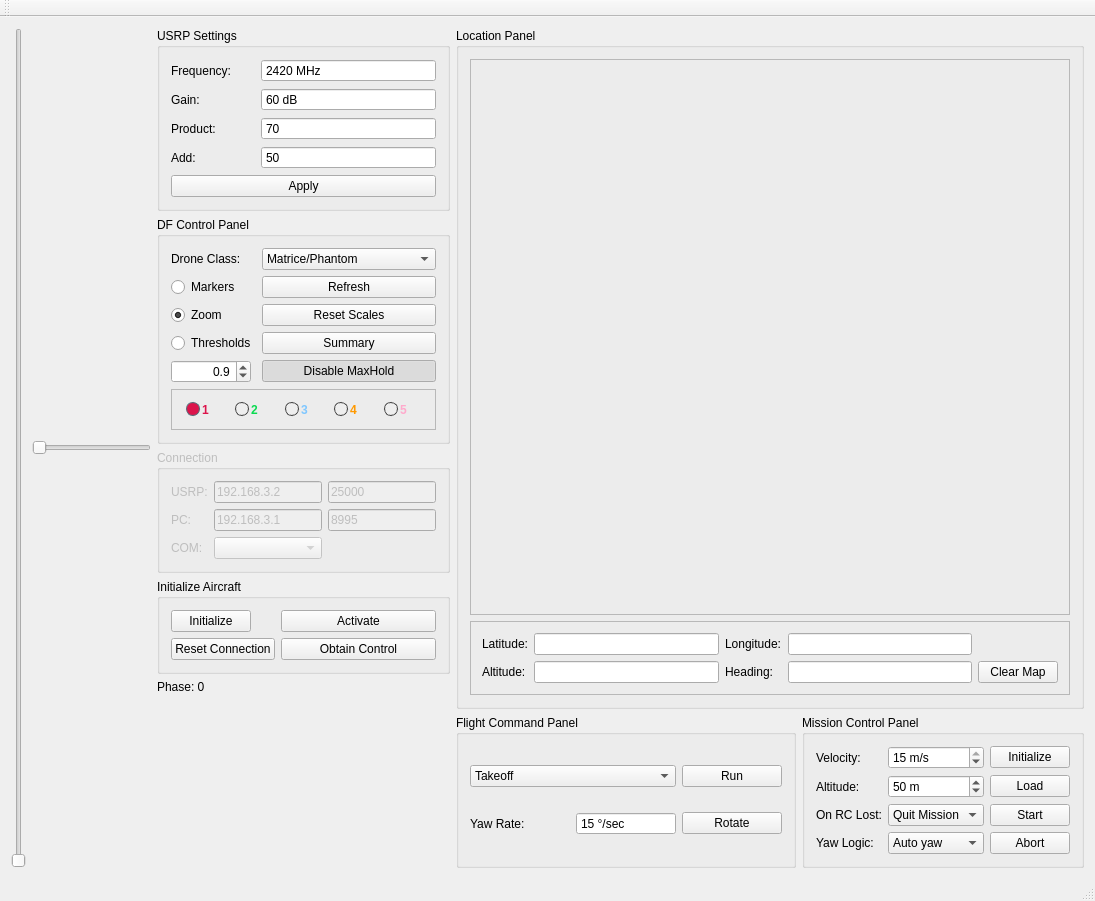
First picture: the form in view/mainview.ui, repository Valkaryne/Matrice600DF, before the edit.
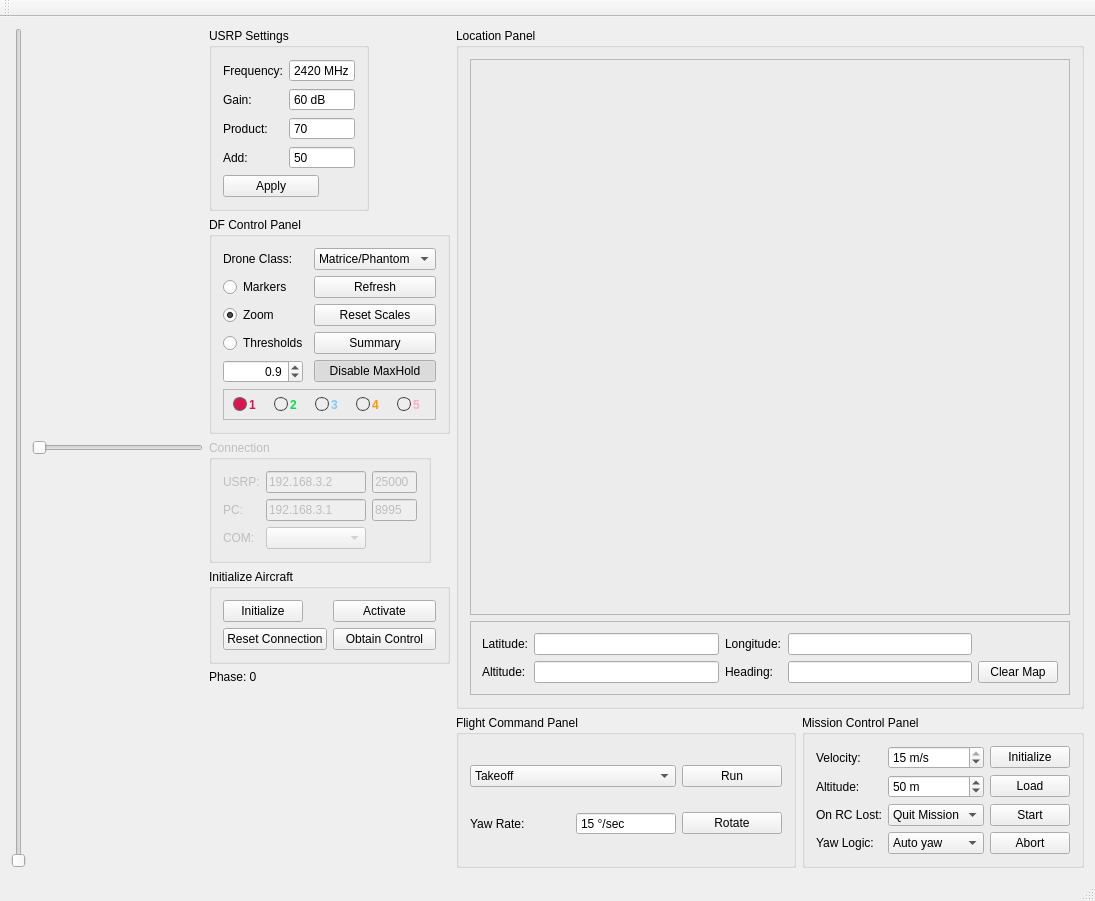
Second picture: the form after the edit.

```diff
--- a/view/mainview.ui
+++ b/view/mainview.ui
@@ -81,7 +81,7 @@
       <item>
        <widget class="QGroupBox" name="usrpBox">
         <property name="sizePolicy">
-         <sizepolicy hsizetype="Preferred" vsizetype="Preferred">
+         <sizepolicy hsizetype="Maximum" vsizetype="Preferred">
           <horstretch>0</horstretch>
           <verstretch>0</verstretch>
          </sizepolicy>
@@ -90,13 +90,6 @@
          <string>USRP Settings</string>
         </property>
         <layout class="QGridLayout" name="gridLayout">
-         <item row="6" column="0" colspan="3">
-          <widget class="QPushButton" name="btn_apply">
-           <property name="text">
-            <string>Apply</string>
-           </property>
-          </widget>
-         </item>
          <item row="1" column="0">
           <widget class="QLabel" name="lbl_gain">
            <property name="text">
@@ -127,6 +120,12 @@
          </item>
          <item row="1" column="1" colspan="2">
           <widget class="QSpinBox" name="sb_gain">
+           <property name="maximumSize">
+            <size>
+             <width>75</width>
+             <height>16777215</height>
+            </size>
+           </property>
            <property name="buttonSymbols">
             <enum>QAbstractSpinBox::NoButtons</enum>
            </property>
@@ -146,6 +145,12 @@
          </item>
          <item row="2" column="1" colspan="2">
           <widget class="QSpinBox" name="sb_temp_prod">
+           <property name="maximumSize">
+            <size>
+             <width>75</width>
+             <height>16777215</height>
+            </size>
+           </property>
            <property name="buttonSymbols">
             <enum>QAbstractSpinBox::NoButtons</enum>
            </property>
@@ -159,6 +164,12 @@
          </item>
          <item row="3" column="1" colspan="2">
           <widget class="QSpinBox" name="sb_temp_add">
+           <property name="maximumSize">
+            <size>
+             <width>75</width>
+             <height>16777215</height>
+            </size>
+           </property>
            <property name="buttonSymbols">
             <enum>QAbstractSpinBox::NoButtons</enum>
            </property>
@@ -172,6 +183,18 @@
          </item>
          <item row="0" column="1" colspan="2">
           <widget class="QDoubleSpinBox" name="sb_frequency">
+           <property name="minimumSize">
+            <size>
+             <width>0</width>
+             <height>0</height>
+            </size>
+           </property>
+           <property name="maximumSize">
+            <size>
+             <width>75</width>
+             <height>16777215</height>
+            </size>
+           </property>
            <property name="buttonSymbols">
             <enum>QAbstractSpinBox::NoButtons</enum>
            </property>
@@ -192,6 +215,19 @@
            </property>
           </widget>
          </item>
+         <item row="6" column="0" colspan="2">
+          <widget class="QPushButton" name="btn_apply">
+           <property name="sizePolicy">
+            <sizepolicy hsizetype="Preferred" vsizetype="Fixed">
+             <horstretch>0</horstretch>
+             <verstretch>0</verstretch>
+            </sizepolicy>
+           </property>
+           <property name="text">
+            <string>Apply</string>
+           </property>
+          </widget>
+         </item>
         </layout>
        </widget>
       </item>
@@ -207,7 +243,170 @@
          <string>DF Control Panel</string>
         </property>
         <layout class="QGridLayout" name="gridLayout_2">
-         <item row="6" column="0" colspan="2">
+         <item row="1" column="1">
+          <widget class="QRadioButton" name="rb_markersMode">
+           <property name="text">
+            <string>Markers</string>
+           </property>
+           <property name="checked">
+            <bool>false</bool>
+           </property>
+           <attribute name="buttonGroup">
+            <string notr="true">bgr_modes</string>
+           </attribute>
+          </widget>
+         </item>
+         <item row="4" column="2">
+          <widget class="QPushButton" name="btn_maxHold">
+           <property name="sizePolicy">
+            <sizepolicy hsizetype="Preferred" vsizetype="Fixed">
+             <horstretch>0</horstretch>
+             <verstretch>0</verstretch>
+            </sizepolicy>
+           </property>
+           <property name="text">
+            <string>Disable MaxHold</string>
+           </property>
+           <property name="checkable">
+            <bool>true</bool>
+           </property>
+           <property name="checked">
+            <bool>true</bool>
+           </property>
+          </widget>
+         </item>
+         <item row="0" column="1">
+          <widget class="QLabel" name="lbl_droneClassSelect">
+           <property name="text">
+            <string>Drone Class:</string>
+           </property>
+          </widget>
+         </item>
+         <item row="0" column="2">
+          <widget class="QComboBox" name="cb_droneClassSelect">
+           <property name="sizePolicy">
+            <sizepolicy hsizetype="Maximum" vsizetype="Fixed">
+             <horstretch>0</horstretch>
+             <verstretch>0</verstretch>
+            </sizepolicy>
+           </property>
+           <item>
+            <property name="text">
+             <string>Matrice/Phantom</string>
+            </property>
+           </item>
+           <item>
+            <property name="text">
+             <string>Mavic/Spark</string>
+            </property>
+           </item>
+           <item>
+            <property name="text">
+             <string>Planer</string>
+            </property>
+           </item>
+          </widget>
+         </item>
+         <item row="1" column="2">
+          <widget class="QPushButton" name="btn_refresh">
+           <property name="sizePolicy">
+            <sizepolicy hsizetype="Preferred" vsizetype="Fixed">
+             <horstretch>0</horstretch>
+             <verstretch>0</verstretch>
+            </sizepolicy>
+           </property>
+           <property name="text">
+            <string>Refresh</string>
+           </property>
+          </widget>
+         </item>
+         <item row="3" column="1">
+          <widget class="QRadioButton" name="rb_thresholdMode">
+           <property name="text">
+            <string>Thresholds</string>
+           </property>
+           <attribute name="buttonGroup">
+            <string notr="true">bgr_modes</string>
+           </attribute>
+          </widget>
+         </item>
+         <item row="2" column="1">
+          <widget class="QRadioButton" name="rb_zoomMode">
+           <property name="text">
+            <string>Zoom</string>
+           </property>
+           <property name="checked">
+            <bool>true</bool>
+           </property>
+           <attribute name="buttonGroup">
+            <string notr="true">bgr_modes</string>
+           </attribute>
+          </widget>
+         </item>
+         <item row="3" column="2">
+          <widget class="QPushButton" name="btn_amMode">
+           <property name="sizePolicy">
+            <sizepolicy hsizetype="Preferred" vsizetype="Fixed">
+             <horstretch>0</horstretch>
+             <verstretch>0</verstretch>
+            </sizepolicy>
+           </property>
+           <property name="text">
+            <string>Summary</string>
+           </property>
+           <property name="checkable">
+            <bool>true</bool>
+           </property>
+          </widget>
+         </item>
+         <item row="4" column="1">
+          <widget class="QDoubleSpinBox" name="sb_expCoeff">
+           <property name="sizePolicy">
+            <sizepolicy hsizetype="Preferred" vsizetype="Fixed">
+             <horstretch>0</horstretch>
+             <verstretch>0</verstretch>
+            </sizepolicy>
+           </property>
+           <property name="maximumSize">
+            <size>
+             <width>80</width>
+             <height>16777215</height>
+            </size>
+           </property>
+           <property name="alignment">
+            <set>Qt::AlignRight|Qt::AlignTrailing|Qt::AlignVCenter</set>
+           </property>
+           <property name="decimals">
+            <number>1</number>
+           </property>
+           <property name="minimum">
+            <double>0.100000000000000</double>
+           </property>
+           <property name="maximum">
+            <double>1.000000000000000</double>
+           </property>
+           <property name="singleStep">
+            <double>0.100000000000000</double>
+           </property>
+           <property name="value">
+            <double>0.900000000000000</double>
+           </property>
+          </widget>
+         </item>
+         <item row="2" column="2">
+          <widget class="QPushButton" name="btn_resetScales">
+           <property name="sizePolicy">
+            <sizepolicy hsizetype="Preferred" vsizetype="Fixed">
+             <horstretch>0</horstretch>
+             <verstretch>0</verstretch>
+            </sizepolicy>
+           </property>
+           <property name="text">
+            <string>Reset Scales</string>
+           </property>
+          </widget>
+         </item>
+         <item row="5" column="1" colspan="2">
           <widget class="QFrame" name="markersFrame">
            <property name="frameShape">
             <enum>QFrame::StyledPanel</enum>
@@ -219,6 +418,18 @@
             <number>1</number>
            </property>
            <layout class="QHBoxLayout" name="horizontalLayout_2">
+            <property name="leftMargin">
+             <number>6</number>
+            </property>
+            <property name="topMargin">
+             <number>6</number>
+            </property>
+            <property name="rightMargin">
+             <number>6</number>
+            </property>
+            <property name="bottomMargin">
+             <number>6</number>
+            </property>
             <item>
              <widget class="QRadioButton" name="rb_marker1">
               <property name="font">
@@ -400,163 +611,6 @@
            </layout>
           </widget>
          </item>
-         <item row="0" column="1">
-          <widget class="QComboBox" name="cb_droneClassSelect">
-           <item>
-            <property name="text">
-             <string>Matrice/Phantom</string>
-            </property>
-           </item>
-           <item>
-            <property name="text">
-             <string>Mavic/Spark</string>
-            </property>
-           </item>
-           <item>
-            <property name="text">
-             <string>Planer</string>
-            </property>
-           </item>
-          </widget>
-         </item>
-         <item row="1" column="0">
-          <widget class="QRadioButton" name="rb_markersMode">
-           <property name="text">
-            <string>Markers</string>
-           </property>
-           <property name="checked">
-            <bool>false</bool>
-           </property>
-           <attribute name="buttonGroup">
-            <string notr="true">bgr_modes</string>
-           </attribute>
-          </widget>
-         </item>
-         <item row="4" column="1">
-          <widget class="QPushButton" name="btn_maxHold">
-           <property name="sizePolicy">
-            <sizepolicy hsizetype="Preferred" vsizetype="Fixed">
-             <horstretch>0</horstretch>
-             <verstretch>0</verstretch>
-            </sizepolicy>
-           </property>
-           <property name="text">
-            <string>Disable MaxHold</string>
-           </property>
-           <property name="checkable">
-            <bool>true</bool>
-           </property>
-           <property name="checked">
-            <bool>true</bool>
-           </property>
-          </widget>
-         </item>
-         <item row="0" column="0">
-          <widget class="QLabel" name="lbl_droneClassSelect">
-           <property name="text">
-            <string>Drone Class:</string>
-           </property>
-          </widget>
-         </item>
-         <item row="4" column="0">
-          <widget class="QDoubleSpinBox" name="sb_expCoeff">
-           <property name="sizePolicy">
-            <sizepolicy hsizetype="Preferred" vsizetype="Fixed">
-             <horstretch>0</horstretch>
-             <verstretch>0</verstretch>
-            </sizepolicy>
-           </property>
-           <property name="maximumSize">
-            <size>
-             <width>80</width>
-             <height>16777215</height>
-            </size>
-           </property>
-           <property name="alignment">
-            <set>Qt::AlignRight|Qt::AlignTrailing|Qt::AlignVCenter</set>
-           </property>
-           <property name="decimals">
-            <number>1</number>
-           </property>
-           <property name="minimum">
-            <double>0.100000000000000</double>
-           </property>
-           <property name="maximum">
-            <double>1.000000000000000</double>
-           </property>
-           <property name="singleStep">
-            <double>0.100000000000000</double>
-           </property>
-           <property name="value">
-            <double>0.900000000000000</double>
-           </property>
-          </widget>
-         </item>
-         <item row="2" column="0">
-          <widget class="QRadioButton" name="rb_zoomMode">
-           <property name="text">
-            <string>Zoom</string>
-           </property>
-           <property name="checked">
-            <bool>true</bool>
-           </property>
-           <attribute name="buttonGroup">
-            <string notr="true">bgr_modes</string>
-           </attribute>
-          </widget>
-         </item>
-         <item row="3" column="1">
-          <widget class="QPushButton" name="btn_amMode">
-           <property name="sizePolicy">
-            <sizepolicy hsizetype="Preferred" vsizetype="Fixed">
-             <horstretch>0</horstretch>
-             <verstretch>0</verstretch>
-            </sizepolicy>
-           </property>
-           <property name="text">
-            <string>Summary</string>
-           </property>
-           <property name="checkable">
-            <bool>true</bool>
-           </property>
-          </widget>
-         </item>
-         <item row="1" column="1">
-          <widget class="QPushButton" name="btn_refresh">
-           <property name="sizePolicy">
-            <sizepolicy hsizetype="Preferred" vsizetype="Fixed">
-             <horstretch>0</horstretch>
-             <verstretch>0</verstretch>
-            </sizepolicy>
-           </property>
-           <property name="text">
-            <string>Refresh</string>
-           </property>
-          </widget>
-         </item>
-         <item row="3" column="0">
-          <widget class="QRadioButton" name="rb_thresholdMode">
-           <property name="text">
-            <string>Thresholds</string>
-           </property>
-           <attribute name="buttonGroup">
-            <string notr="true">bgr_modes</string>
-           </attribute>
-          </widget>
-         </item>
-         <item row="2" column="1">
-          <widget class="QPushButton" name="btn_resetScales">
-           <property name="sizePolicy">
-            <sizepolicy hsizetype="Preferred" vsizetype="Fixed">
-             <horstretch>0</horstretch>
-             <verstretch>0</verstretch>
-            </sizepolicy>
-           </property>
-           <property name="text">
-            <string>Reset Scales</string>
-           </property>
-          </widget>
-         </item>
         </layout>
        </widget>
       </item>
@@ -594,6 +648,12 @@
          </item>
          <item row="0" column="1">
           <widget class="QLineEdit" name="le_usrpIP">
+           <property name="maximumSize">
+            <size>
+             <width>100</width>
+             <height>16777215</height>
+            </size>
+           </property>
            <property name="text">
             <string>192.168.3.2</string>
            </property>
@@ -601,6 +661,12 @@
          </item>
          <item row="0" column="2">
           <widget class="QLineEdit" name="le_usrpPort">
+           <property name="maximumSize">
+            <size>
+             <width>45</width>
+             <height>16777215</height>
+            </size>
+           </property>
            <property name="text">
             <string>25000</string>
            </property>
@@ -615,6 +681,12 @@
          </item>
          <item row="1" column="1">
           <widget class="QLineEdit" name="le_pcIP">
+           <property name="maximumSize">
+            <size>
+             <width>100</width>
+             <height>16777215</height>
+            </size>
+           </property>
            <property name="text">
             <string>192.168.3.1</string>
            </property>
@@ -622,6 +694,12 @@
          </item>
          <item row="1" column="2">
           <widget class="QLineEdit" name="le_pcPort">
+           <property name="maximumSize">
+            <size>
+             <width>45</width>
+             <height>16777215</height>
+            </size>
+           </property>
            <property name="text">
             <string>8995</string>
            </property>
@@ -638,6 +716,12 @@
         <layout class="QFormLayout" name="formLayout">
          <item row="0" column="0">
           <widget class="QPushButton" name="btn_testInit">
+           <property name="sizePolicy">
+            <sizepolicy hsizetype="Preferred" vsizetype="Fixed">
+             <horstretch>0</horstretch>
+             <verstretch>0</verstretch>
+            </sizepolicy>
+           </property>
            <property name="text">
             <string>Initialize</string>
            </property>
@@ -645,6 +729,12 @@
          </item>
          <item row="0" column="1">
           <widget class="QPushButton" name="btn_testActivate">
+           <property name="sizePolicy">
+            <sizepolicy hsizetype="Preferred" vsizetype="Fixed">
+             <horstretch>0</horstretch>
+             <verstretch>0</verstretch>
+            </sizepolicy>
+           </property>
            <property name="text">
             <string>Activate</string>
            </property>
@@ -652,6 +742,12 @@
          </item>
          <item row="1" column="0">
           <widget class="QPushButton" name="btn_testReset">
+           <property name="sizePolicy">
+            <sizepolicy hsizetype="Preferred" vsizetype="Fixed">
+             <horstretch>0</horstretch>
+             <verstretch>0</verstretch>
+            </sizepolicy>
+           </property>
            <property name="text">
             <string>Reset Connection</string>
            </property>
@@ -659,6 +755,12 @@
          </item>
          <item row="1" column="1">
           <widget class="QPushButton" name="btn_testControl">
+           <property name="sizePolicy">
+            <sizepolicy hsizetype="Preferred" vsizetype="Fixed">
+             <horstretch>0</horstretch>
+             <verstretch>0</verstretch>
+            </sizepolicy>
+           </property>
            <property name="text">
             <string>Obtain Control</string>
            </property>
```
Left out of the diff: 42 changed lines with no effect on the pictures.
